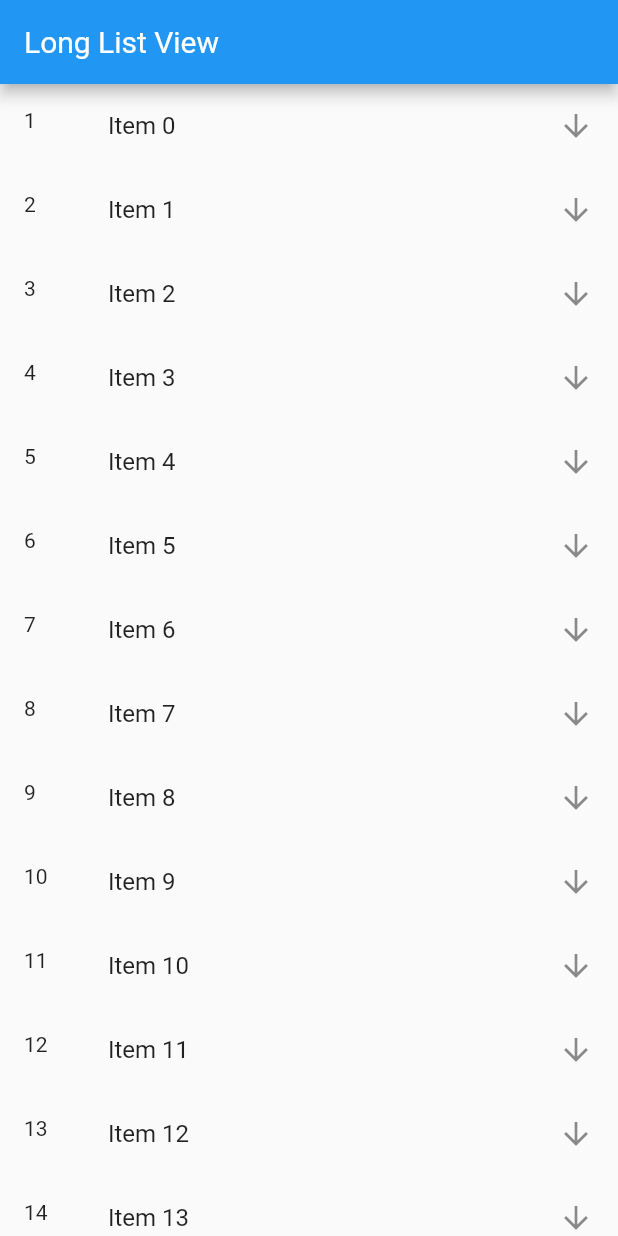
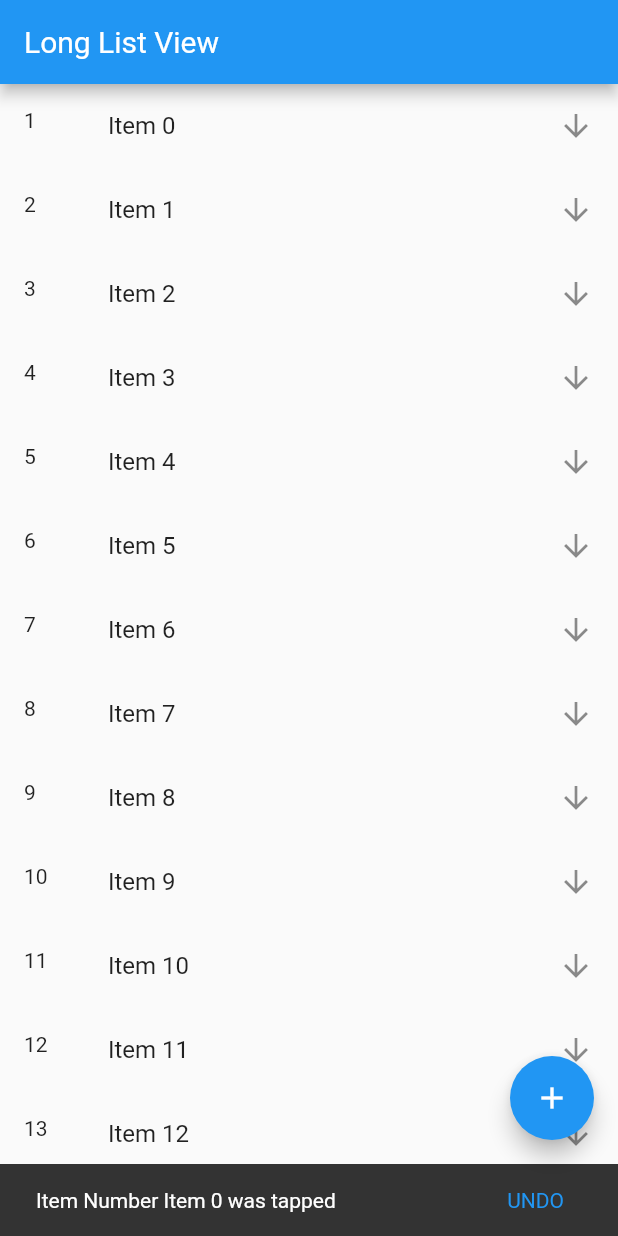
Before and after one commit to gitonga123/hundreds-days-of-code, a Flutter app: the screen it shows after launch, after a tap on an icon or button, on a phone screen of 412 x 824 dp. Run offline on Flutter 3.47's test engine with Material 2 defaults, Android fonts, the phone set to English and light mode, and no system bars; our stand-ins replace flutter_spinkit, font_awesome_flutter; network calls fail.

Commit message:
Floating Action Bar & Snack Bar
Floating Action Bar & Snack Bar

```diff
--- a/flutter_app/lib/main.dart
+++ b/flutter_app/lib/main.dart
@@ -14,6 +14,11 @@ class MyHome extends StatelessWidget {
             title: Text("Long List View"),
           ),
           body: getLongListView(),
+          floatingActionButton: new FloatingActionButton(
+            onPressed: () => print("float action bar clicked"),
+            child: Icon(Icons.add),
+            tooltip: "Add one more item",
+          ),
         ));
   }
 }
@@ -66,9 +71,7 @@ Widget getLongListView() {
         title: Text(items[index]),
         trailing: Icon(Icons.arrow_downward),
         onTap: () {
-          debugPrint(
-            "Item Number ${items[index]} was tapped"
-          );
+          showSnackBar(context, "Item Number ${items[index]} was tapped");
         },
       );
     },
@@ -76,3 +79,14 @@ Widget getLongListView() {
 
   return listView;
 }
+
+void showSnackBar(BuildContext context, String item) {
+  var snackBar = SnackBar(
+    content: Text(item),
+    action: SnackBarAction(
+      label: "UNDO",
+      onPressed: () => print("Performing dummy UNDO operation"),
+    ),
+  );
+  Scaffold.of(context).showSnackBar(snackBar);
+}
```
